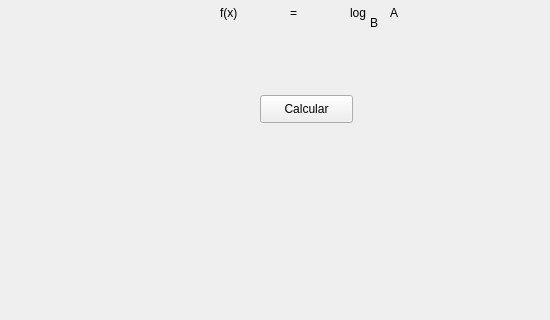
Old version of the form Log_tela.ui in the repository Joyce-Ribeiro/Def-Calculadora; both pictures show x 0 to 550 and y 185 to 505 of the 800 by 600 pixel window.
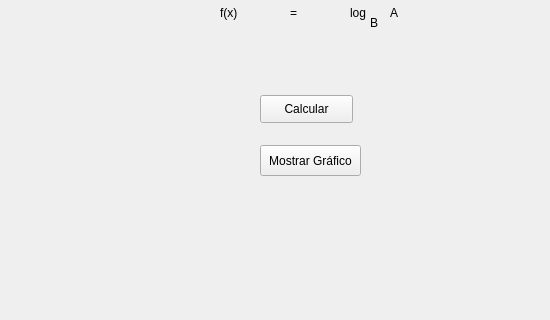
New version of the form.

```diff
--- a/Log_tela.ui
+++ b/Log_tela.ui
@@ -144,6 +144,19 @@
      <string>Calcular</string>
     </property>
    </widget>
+   <widget class="QPushButton" name="btngrafic_2">
+    <property name="geometry">
+     <rect>
+      <x>260</x>
+      <y>330</y>
+      <width>101</width>
+      <height>31</height>
+     </rect>
+    </property>
+    <property name="text">
+     <string>Mostrar Gráfico</string>
+    </property>
+   </widget>
   </widget>
   <widget class="QMenuBar" name="menubar">
    <property name="geometry">
```
